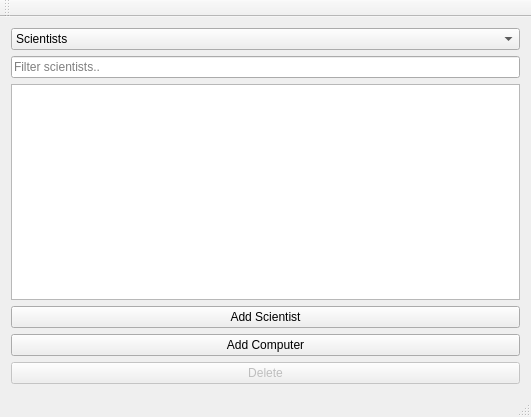
Above: Group36W3/mainwindow.ui from skulia15/Group36 before the change. Below: the same form after it.
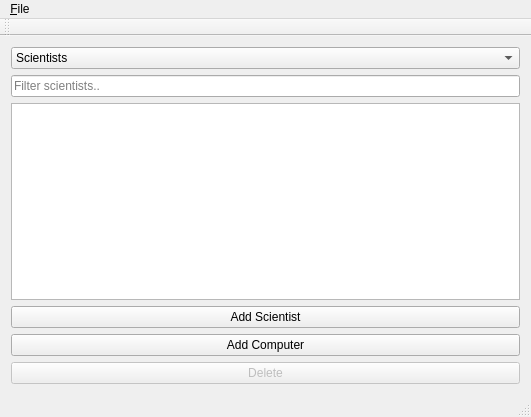
That is the form after the change.

```diff
--- a/Group36W3/mainwindow.ui
+++ b/Group36W3/mainwindow.ui
@@ -99,6 +99,15 @@
      <height>21</height>
     </rect>
    </property>
+   <widget class="QMenu" name="menu_File">
+    <property name="title">
+     <string>&amp;File</string>
+    </property>
+    <addaction name="actionAdd_Scientists"/>
+    <addaction name="actionAdd_Computer"/>
+    <addaction name="action_Exit"/>
+   </widget>
+   <addaction name="menu_File"/>
   </widget>
   <widget class="QToolBar" name="mainToolBar">
    <attribute name="toolBarArea">
```
Left out of the diff: 15 changed lines with no effect on the pictures.
